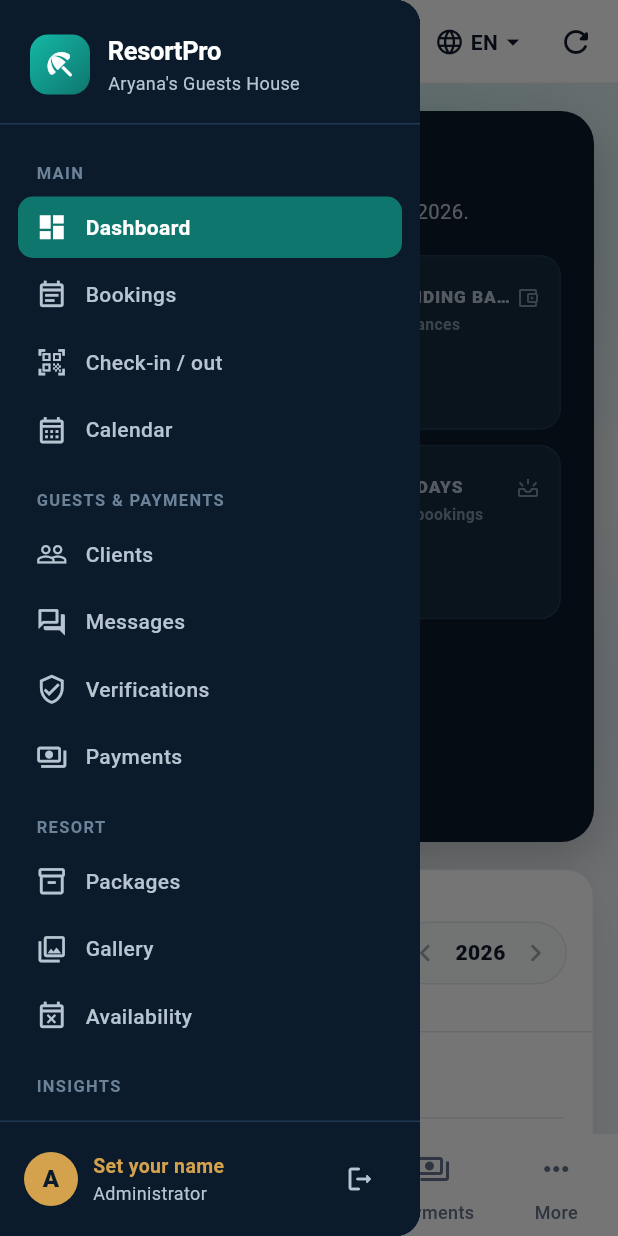
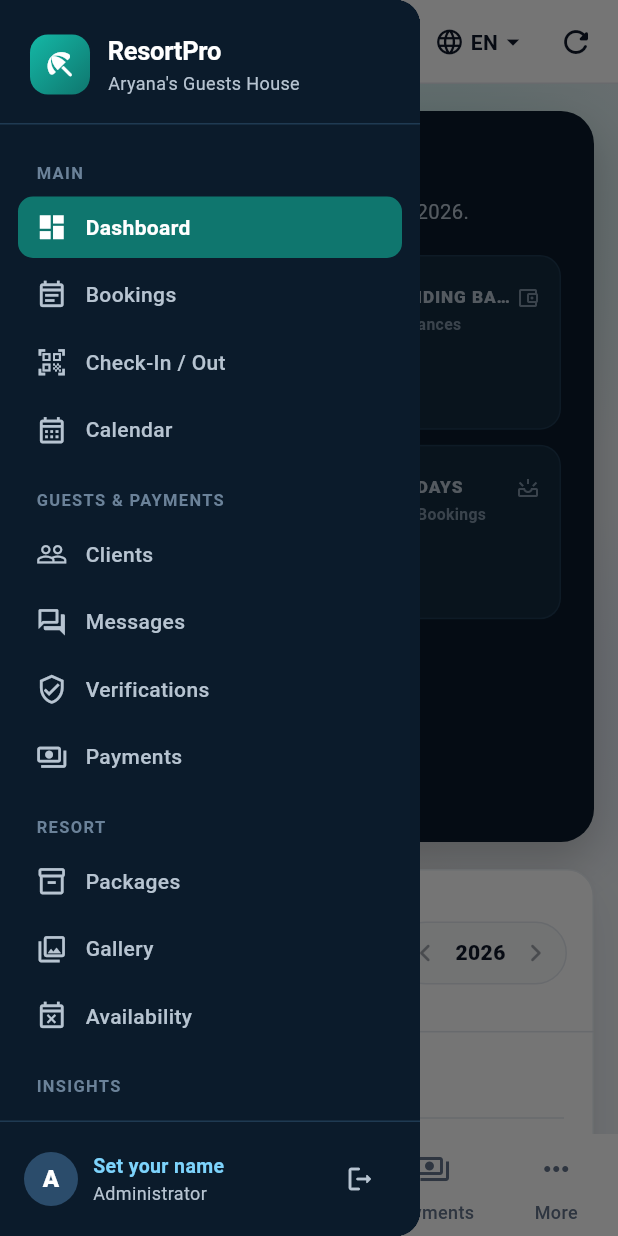
Before and after one commit to kriziabuena34-web/ResortPro, a Flutter app: the AdminDashboardPage screen opened directly, with the side drawer open, on a phone screen of 412 x 824 dp. Run offline on Flutter 3.47's test engine with Material 3 defaults, Android fonts, the phone set to English and light mode, and no system bars; our stand-ins replace flutter_local_notifications, flutter_map, geolocator, google_sign_in, image_picker, latlong2 and 5 more; missing offline and left inert: excel, file_saver, mobile_scanner, workmanager; accounts and stored records are empty; network calls fail.

Commit message:
Dashboard: today's guests chip, hover-expand sidebar, title-case labels
Co-Authored-By: Claude Opus 5.5 <noreply@anthropic.com>

Claude-Session: https://claude.ai/code/session_018aPc1BpboXZkenUgfnyGqX

```diff
--- a/resortpro_admin/lib/l10n/app_strings.dart
+++ b/resortpro_admin/lib/l10n/app_strings.dart
@@ -272,6 +272,8 @@ const Map<AppLanguage, Map<String, String>> _strings = {
     'clStatLast': 'LAST BOOKING',
     'clPersonalInfo': 'Personal info',
     'bkDetailsInfo': 'Booking info',
+    'ovTodaysGuests': 'Today\'s guests',
+    'ovTodaysGuestsValue': '{n} pax · {b} booking(s)',
     'ovCollectedSub': 'All verified payments',
     'ovOutstandingSub': 'Unpaid balances',
     'ovArrivalsToday': 'Arriving today',
@@ -1181,6 +1183,8 @@ const Map<AppLanguage, Map<String, String>> _strings = {
     'clStatLast': 'HULING BOOKING',
     'clPersonalInfo': 'Personal na impormasyon',
     'bkDetailsInfo': 'Impormasyon ng booking',
+    'ovTodaysGuests': 'Mga guest ngayon',
+    'ovTodaysGuestsValue': '{n} pax · {b} booking',
     'ovCollectedSub': 'Lahat ng verified na bayad',
     'ovOutstandingSub': 'Mga hindi pa bayad na balance',
     'ovArrivalsToday': 'Darating ngayon',
@@ -2075,6 +2079,8 @@ const Map<AppLanguage, Map<String, String>> _strings = {
     'clStatLast': 'KATAPUSANG BOOKING',
     'clPersonalInfo': 'Personal nga impormasyon',
     'bkDetailsInfo': 'Impormasyon sa booking',
+    'ovTodaysGuests': 'Mga guest karon',
+    'ovTodaysGuestsValue': '{n} pax · {b} ka booking',
     'ovCollectedSub': 'Tanang verified nga bayad',
     'ovOutstandingSub': 'Mga wala pa nabayri nga balanse',
     'ovArrivalsToday': 'Moabot karon',
--- a/resortpro_admin/lib/screens/admin_dashboard_page.dart
+++ b/resortpro_admin/lib/screens/admin_dashboard_page.dart
@@ -299,7 +299,6 @@ class _AdminDashboardPageState extends State<AdminDashboardPage> {
     return LayoutBuilder(
       builder: (context, constraints) {
         final wide = constraints.maxWidth >= 800;
-        final extended = constraints.maxWidth >= 1100;
 
         final actions = <Widget>[
           _bellButton(),
@@ -315,12 +314,30 @@ class _AdminDashboardPageState extends State<AdminDashboardPage> {
           return Scaffold(
             key: _scaffoldKey,
             endDrawer: _endDrawer(),
-            body: Row(
+            body: Stack(
               children: [
-                _Sidebar(
-                  extended: extended,
+                Row(
+                  children: [
+                    const SizedBox(width: _HoverSidebar.collapsedWidth),
+                    Expanded(
+                      child: Column(
+                        children: [
+                          _TopBar(title: titleCase(tr(_modules[_index].label)), actions: actions),
+                          Expanded(child: AmbientBackground(child: _buildBody())),
+                        ],
+                      ),
+                    ),
+                  ],
+                ),
+                Positioned(
+                  left: 0,
+                  top: 0,
+                  bottom: 0,
+                  child: _HoverSidebar(
+                    builder: (expanded) => _Sidebar(
+                  extended: expanded,
                   selected: _index,
-                  labels: [for (final m in _modules) tr(m.label)],
+                  labels: [for (final m in _modules) titleCase(tr(m.label))],
                   icons: [for (final m in _modules) m.icon],
                   selectedIcons: [for (final m in _modules) m.selectedIcon],
                   counts: [for (var i = 0; i < _modules.length; i++) _countFor(i)],
@@ -330,13 +347,7 @@ class _AdminDashboardPageState extends State<AdminDashboardPage> {
                   onEditName: _editMyName,
                   onSelect: _openModule,
                   onLogout: _logout,
-                ),
-                Expanded(
-                  child: Column(
-                    children: [
-                      _TopBar(title: tr(_modules[_index].label), actions: actions),
-                      Expanded(child: AmbientBackground(child: _buildBody())),
-                    ],
+                    ),
                   ),
                 ),
               ],
@@ -347,7 +358,7 @@ class _AdminDashboardPageState extends State<AdminDashboardPage> {
         return Scaffold(
           key: _scaffoldKey,
           appBar: AppBar(
-            title: Text(tr(_modules[_index].label)),
+            title: Text(titleCase(tr(_modules[_index].label))),
             actions: [...actions, const SizedBox(width: 4)],
           ),
           endDrawer: _endDrawer(),
@@ -357,7 +368,7 @@ class _AdminDashboardPageState extends State<AdminDashboardPage> {
             child: _Sidebar(
               extended: true,
               selected: _index,
-              labels: [for (final m in _modules) tr(m.label)],
+              labels: [for (final m in _modules) titleCase(tr(m.label))],
               icons: [for (final m in _modules) m.icon],
               selectedIcons: [for (final m in _modules) m.selectedIcon],
               counts: [for (var i = 0; i < _modules.length; i++) _countFor(i)],
@@ -556,7 +567,6 @@ class _Sidebar extends StatelessWidget {
     final initial = shown.isEmpty ? 'A' : shown[0].toUpperCase();
 
     return Container(
-      width: extended ? 264 : 80,
       decoration: const BoxDecoration(color: AppColors.ink),
       clipBehavior: Clip.hardEdge,
       child: SafeArea(
@@ -659,10 +669,10 @@ class _Sidebar extends StatelessWidget {
                       children: [
                         CircleAvatar(
                           radius: 18,
-                          backgroundColor: AppColors.accent,
+                          backgroundColor: const Color(0xFF2B4C6B),
                           child: Text(
                             initial,
-                            style: const TextStyle(color: AppColors.ink, fontWeight: FontWeight.w800),
+                            style: const TextStyle(color: Colors.white, fontWeight: FontWeight.w800),
                           ),
                         ),
                         const SizedBox(width: 10),
@@ -678,7 +688,7 @@ class _Sidebar extends StatelessWidget {
                                   maxLines: 1,
                                   overflow: TextOverflow.ellipsis,
                                   style: TextStyle(
-                                    color: staffName == null ? AppColors.accent : Colors.white,
+                                    color: staffName == null ? const Color(0xFF7DD3FC) : Colors.white,
                                     fontWeight: FontWeight.w700,
                                     fontSize: 13,
                                   ),
@@ -709,6 +719,46 @@ class _Sidebar extends StatelessWidget {
                     ),
             ),
           ],
+        ),
+      ),
+    );
+  }
+}
+
+/// Sidebar na makitid (icons lang) at lumalapad kapag itinapat ang cursor.
+/// Lumalabas ito sa ibabaw ng page, kaya hindi gumagalaw ang laman.
+class _HoverSidebar extends StatefulWidget {
+  const _HoverSidebar({required this.builder});
+
+  static const collapsedWidth = 80.0;
+  static const expandedWidth = 264.0;
+
+  final Widget Function(bool expanded) builder;
+
+  @override
+  State<_HoverSidebar> createState() => _HoverSidebarState();
+}
+
+class _HoverSidebarState extends State<_HoverSidebar> {
+  bool _hover = false;
+
+  @override
+  Widget build(BuildContext context) {
+    return MouseRegion(
+      onEnter: (_) => setState(() => _hover = true),
+      onExit: (_) => setState(() => _hover = false),
+      child: AnimatedContainer(
+        duration: const Duration(milliseconds: 180),
+        curve: Curves.easeOutCubic,
+        width: _hover ? _HoverSidebar.expandedWidth : _HoverSidebar.collapsedWidth,
+        decoration: BoxDecoration(
+          boxShadow: _hover
+              ? const [BoxShadow(color: Color(0x40000000), blurRadius: 28, offset: Offset(8, 0))]
+              : const [],
+        ),
+        child: LayoutBuilder(
+          // Ipakita lang ang mga label kapag sapat na ang lapad (iwas overflow habang nag-a-animate).
+          builder: (context, c) => widget.builder(c.maxWidth >= 220),
         ),
       ),
     );
@@ -785,13 +835,13 @@ class _NavItemState extends State<_NavItem> {
                       Container(
                         padding: const EdgeInsets.symmetric(horizontal: 8, vertical: 2),
                         decoration: BoxDecoration(
-                          color: selected ? Colors.white.withValues(alpha: 0.22) : AppColors.accent,
+                          color: selected ? Colors.white.withValues(alpha: 0.22) : const Color(0xFFEF4444),
                           borderRadius: BorderRadius.circular(20),
                         ),
                         child: Text(
                           '${widget.count}',
                           style: TextStyle(
-                            color: selected ? Colors.white : AppColors.ink,
+                            color: Colors.white,
                             fontSize: 12,
                             fontWeight: FontWeight.w700,
                           ),
--- a/resortpro_admin/lib/screens/modules/overview_page.dart
+++ b/resortpro_admin/lib/screens/modules/overview_page.dart
@@ -111,7 +111,8 @@ class _OverviewPageState extends State<OverviewPage> {
     };
     final totalGuests = guestTotals.values.fold<int>(0, (s, v) => s + v);
 
-    final arrivalsToday = active.where((b) => bookingDateOf(b) == today).length;
+    final todays = active.where((b) => bookingDateOf(b) == today).toList();
+    final todaysGuests = todays.fold<int>(0, (s, b) => s + guestsOf(b));
     final staffName = staffNameOf(Supabase.instance.client.auth.currentUser?.id) ?? 'Admin';
 
     return LayoutBuilder(
@@ -171,26 +172,38 @@ class _OverviewPageState extends State<OverviewPage> {
                       ),
                       if (width >= 700)
                         Material(
-                          color: AppColors.primary,
-                          borderRadius: BorderRadius.circular(14),
+                          color: const Color(0xFF1E3A55),
+                          shape: RoundedRectangleBorder(
+                            borderRadius: BorderRadius.circular(14),
+                            side: const BorderSide(color: Color(0xFF34597A)),
+                          ),
+                          clipBehavior: Clip.antiAlias,
                           child: InkWell(
-                            borderRadius: BorderRadius.circular(14),
                             onTap: () => widget.onOpen(11),
                             child: Padding(
-                              padding: const EdgeInsets.symmetric(horizontal: 16, vertical: 10),
+                              padding: const EdgeInsets.fromLTRB(14, 10, 18, 10),
                               child: Row(
                                 mainAxisSize: MainAxisSize.min,
                                 children: [
-                                  const Icon(Icons.login_rounded, color: Colors.white, size: 20),
-                                  const SizedBox(width: 10),
+                                  Container(
+                                    width: 36,
+                                    height: 36,
+                                    decoration: BoxDecoration(
+                                      color: const Color(0xFF2B4C6B),
+                                      borderRadius: BorderRadius.circular(10),
+                                    ),
+                                    child: const Icon(Icons.groups_rounded, color: Color(0xFFBFDBFE), size: 20),
+                                  ),
+                                  const SizedBox(width: 12),
                                   Column(
                                     crossAxisAlignment: CrossAxisAlignment.start,
                                     children: [
-                                      Text('$arrivalsToday',
-                                          style: const TextStyle(
-                                              color: Colors.white, fontSize: 20, fontWeight: FontWeight.w800, height: 1.1)),
-                                      Text(tr('ovArrivalsToday'),
-                                          style: const TextStyle(color: Color(0xFFD7F5EF), fontSize: 11.5)),
+                                      Text(titleCase(tr('ovTodaysGuests')),
+                                          style: const TextStyle(color: Color(0xFFBFDBFE), fontSize: 11.5, fontWeight: FontWeight.w700)),
+                                      Text(
+                                        tr('ovTodaysGuestsValue', {'n': todaysGuests, 'b': todays.length}),
+                                        style: const TextStyle(color: Colors.white, fontSize: 16, fontWeight: FontWeight.w800),
+                                      ),
                                     ],
                                   ),
                                 ],
@@ -241,7 +254,7 @@ class _OverviewPageState extends State<OverviewPage> {
                       children: [
                         const Icon(Icons.notification_important_outlined, size: 20, color: Color(0xFF92400E)),
                         const SizedBox(width: 8),
-                        Text(_tc(tr('needsAttention')),
+                        Text(titleCase(tr('needsAttention')),
                             style: const TextStyle(fontWeight: FontWeight.w800, fontSize: 15.5)),
                         const SizedBox(width: 8),
                         Container(
@@ -333,8 +346,8 @@ class _OverviewPageState extends State<OverviewPage> {
               child: GroupedBarChart(
                 labels: monthShort,
                 series: [
-                  ChartSeries(_tc(tr('seriesBooked')), AppColors.primary, booked),
-                  ChartSeries(_tc(tr('seriesCollected')), const Color(0xFF4ADE80), collectedByMonth),
+                  ChartSeries(titleCase(tr('seriesBooked')), AppColors.primary, booked),
+                  ChartSeries(titleCase(tr('seriesCollected')), const Color(0xFF4ADE80), collectedByMonth),
                 ],
                 axisFormat: pesoCompact,
                 valueFormat: peso,
@@ -440,25 +453,6 @@ class _OverviewPageState extends State<OverviewPage> {
     );
   }
 
-  static const _minor = {'a', 'an', 'the', 'and', 'or', 'of', 'by', 'per', 'to', 'in', 'on', 'for', 'vs', 'at',
-      'ng', 'sa', 'ang', 'mga', 'og', 'ug'};
-
-  /// Title Case (hindi ginagalaw ang salitang puro capital at maliliit na salita sa gitna).
-  static String _tc(String text) {
-    var first = true;
-    return text.split(' ').map((w) {
-      if (w.isEmpty) return w;
-      final isFirst = first;
-      first = false;
-      if (w == w.toUpperCase()) return w;
-      final bare = w.toLowerCase().replaceAll(RegExp(r'[^a-z]'), '');
-      if (!isFirst && _minor.contains(bare)) return w;
-      final i = w.indexOf(RegExp(r'[A-Za-z]'));
-      if (i < 0) return w;
-      return w.substring(0, i) + w[i].toUpperCase() + w.substring(i + 1);
-    }).join(' ');
-  }
-
   Widget _tile(String label, String sub, String value, Color valueColor, IconData icon, VoidCallback onTap) {
     return Material(
       color: AppColors.inkRaised,
@@ -488,7 +482,7 @@ class _OverviewPageState extends State<OverviewPage> {
                 ],
               ),
               const SizedBox(height: 2),
-              Text(sub,
+              Text(titleCase(sub),
                   maxLines: 1,
                   overflow: TextOverflow.ellipsis,
                   style: const TextStyle(color: Color(0xFF7F93A6), fontSize: 10.5, fontWeight: FontWeight.w600)),
@@ -537,7 +531,7 @@ class _OverviewPageState extends State<OverviewPage> {
                   child: Column(
                     crossAxisAlignment: CrossAxisAlignment.start,
                     children: [
-                      Text(_tc(title), style: const TextStyle(fontWeight: FontWeight.w800, fontSize: 15.5)),
+                      Text(titleCase(title), style: const TextStyle(fontWeight: FontWeight.w800, fontSize: 15.5)),
                       if (subtitle != null) Text(subtitle, style: const TextStyle(color: AppColors.muted, fontSize: 12.5)),
                     ],
                   ),
--- a/resortpro_admin/lib/services/admin_data.dart
+++ b/resortpro_admin/lib/services/admin_data.dart
@@ -630,3 +630,25 @@ Color verificationColor(String? status) {
       return const Color(0xFF7A7F87);
   }
 }
+
+const _titleMinor = {'a', 'an', 'the', 'and', 'or', 'of', 'by', 'per', 'to', 'in', 'on', 'for', 'vs', 'at',
+    'ng', 'sa', 'ang', 'mga', 'og', 'ug'};
+
+/// Title Case: malaking unang letra ng bawat salita. Hindi ginagalaw ang salitang
+/// puro capital na (hal. KPI) at ang maliliit na salita sa gitna (of, by, and…).
+String titleCase(String text) {
+  var first = true;
+  return text.split(' ').map((w) {
+    if (w.isEmpty) return w;
+    final isFirst = first;
+    first = false;
+    if (w == w.toUpperCase()) return w;
+    final bare = w.toLowerCase().replaceAll(RegExp(r'[^a-z]'), '');
+    if (!isFirst && _titleMinor.contains(bare)) return w;
+    final i = w.indexOf(RegExp(r'[A-Za-z]'));
+    if (i < 0) return w;
+    // Pati ang salitang may gitling: check-in -> Check-In
+    final head = w.substring(0, i) + w[i].toUpperCase() + w.substring(i + 1);
+    return head.replaceAllMapped(RegExp(r'([-/])([a-z])'), (m) => '${m[1]}${m[2]!.toUpperCase()}');
+  }).join(' ');
+}
```
